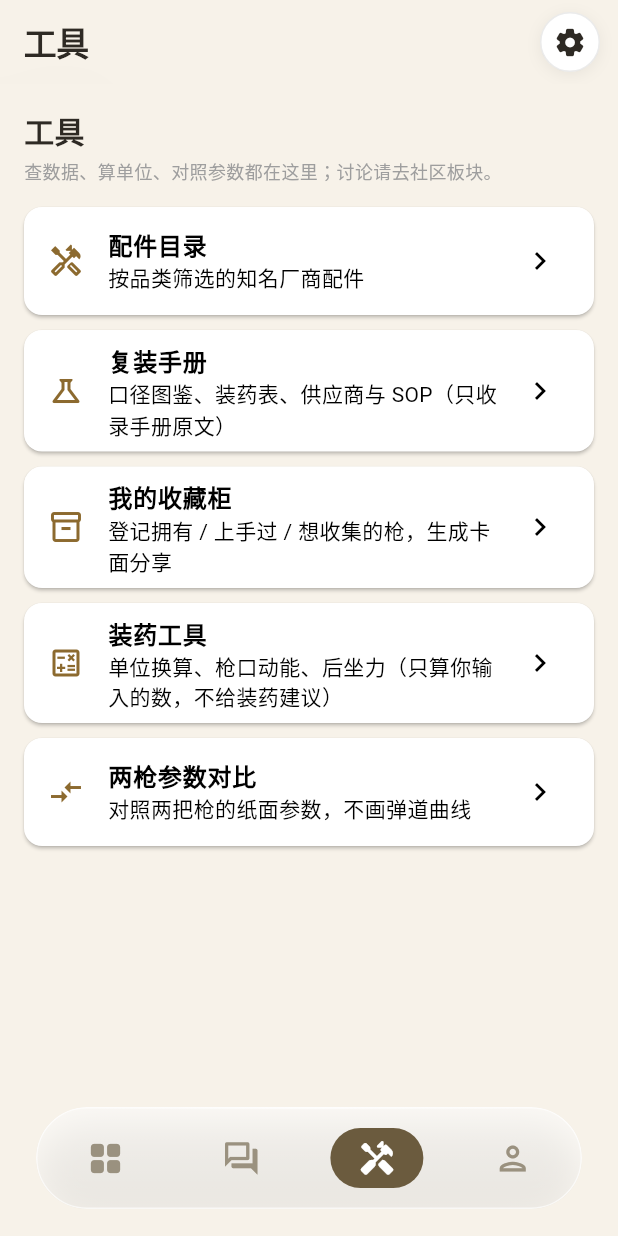
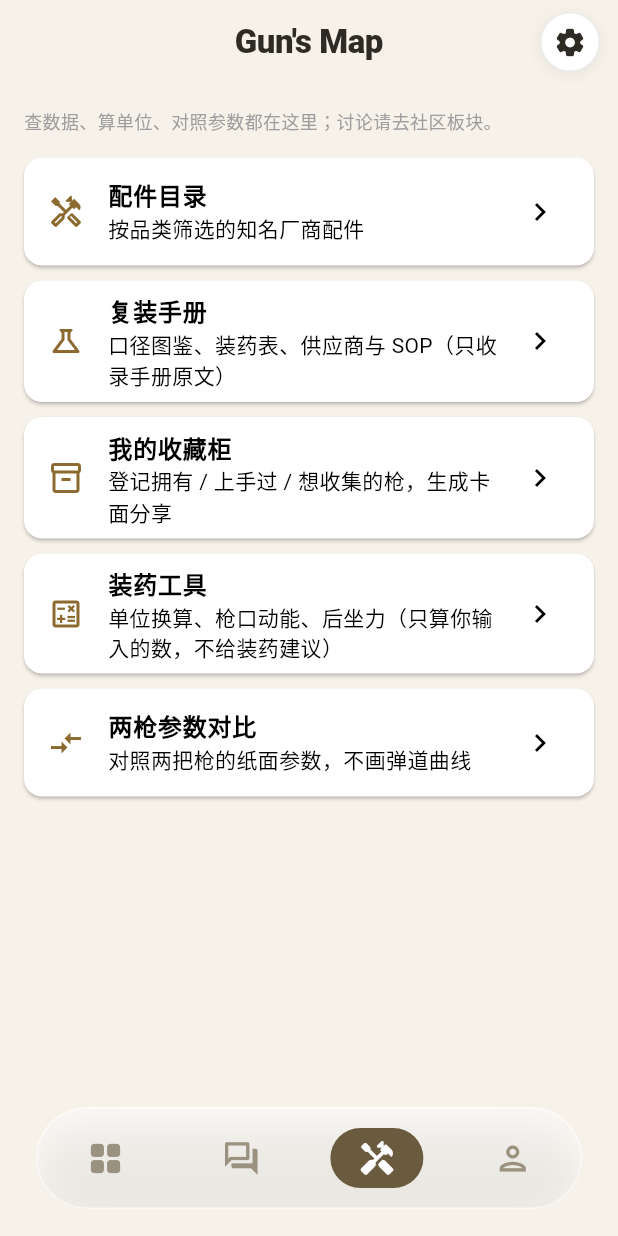
Before and after one commit to wangtao969/guns-map, a Flutter app: the screen it shows after launch, scrolled down 576 dp, after a tap on the "handyman" icon, on a phone screen of 412 x 824 dp. Run offline on Flutter 3.47's test engine with Material 3 defaults, Android fonts, the phone set to English and light mode, and no system bars; accounts and stored records are empty.

Commit message:
v1.9.3: 顶栏居中应用名+工具我的去重+图鉴枪械资讯入口

```diff
--- a/lib/screens/catalog_screen.dart
+++ b/lib/screens/catalog_screen.dart
@@ -7,6 +7,8 @@ import '../models.dart';
 import '../widgets/category_silhouette.dart';
 import '../widgets/app_top_bar.dart';
 import 'community_collection_screen.dart';
+import '../news_data.dart';
+import 'news_screen.dart';
 import 'community_tasks_screen.dart';
 import 'gun_list_screen.dart';
 import 'gun_detail_screen.dart';
@@ -42,7 +44,7 @@ class _CatalogScreenState extends State<CatalogScreen> {
     return Scaffold(
       backgroundColor: Colors.transparent,
       extendBodyBehindAppBar: true,
-      appBar: GunsMapAppBar(title: tr('tab_catalog')),
+      appBar: const GunsMapAppBar(),
       body: SafeArea(
         top: true,
         bottom: false,
@@ -132,6 +134,65 @@ class _CatalogScreenState extends State<CatalogScreen> {
                 ],
               ),
             const SizedBox(height: 12),
+            // 枪械资讯入口：页头太空，补一条厂商与弹药商资讯快讯；搜索时隐藏。
+            if (_query.isEmpty)
+              Card(
+                shape: RoundedRectangleBorder(
+                  borderRadius: BorderRadius.circular(16),
+                ),
+                child: InkWell(
+                  borderRadius: BorderRadius.circular(16),
+                  onTap: () {
+                    tapHaptic();
+                    Navigator.push(
+                      context,
+                      MaterialPageRoute(
+                          builder: (_) => const NewsScreen()),
+                    );
+                  },
+                  child: Padding(
+                    padding: const EdgeInsets.all(14),
+                    child: Row(
+                      children: [
+                        Container(
+                          width: 40,
+                          height: 40,
+                          decoration: BoxDecoration(
+                            shape: BoxShape.circle,
+                            color: bronze,
+                          ),
+                          child: Icon(Icons.newspaper_outlined,
+                              size: 20,
+                              color: dark
+                                  ? const Color(0xFF121110)
+                                  : Colors.white),
+                        ),
+                        const SizedBox(width: 12),
+                        Expanded(
+                          child: Column(
+                            crossAxisAlignment: CrossAxisAlignment.start,
+                            children: [
+                              const Text('枪械资讯',
+                                  style: TextStyle(
+                                      fontWeight: FontWeight.bold,
+                                      fontSize: 14)),
+                              const SizedBox(height: 2),
+                              Text(
+                                newsItems.first.title,
+                                maxLines: 1,
+                                overflow: TextOverflow.ellipsis,
+                                style: TextStyle(
+                                    color: grey, fontSize: 12),
+                              ),
+                            ],
+                          ),
+                        ),
+                        Icon(Icons.chevron_right, color: grey),
+                      ],
+                    ),
+                  ),
+                ),
+              ),
             // 收藏完成度 + 赛季倒计时（登录后显示，点进收藏柜 / 任务页）。
             AnimatedBuilder(
               animation: communityStore,
--- a/lib/screens/community_screen.dart
+++ b/lib/screens/community_screen.dart
@@ -769,7 +769,7 @@ class _CommunityScreenState extends State<CommunityScreen> {
           _maybeOnboarding(current);
           return Scaffold(
             extendBodyBehindAppBar: true,
-            appBar: GunsMapAppBar(title: tr('tab_community')),
+            appBar: const GunsMapAppBar(),
             body: Padding(
               padding: EdgeInsets.only(
                   top: MediaQuery.of(context).padding.top + kToolbarHeight),
--- a/lib/screens/my_screen.dart
+++ b/lib/screens/my_screen.dart
@@ -25,7 +25,7 @@ class MyScreen extends StatelessWidget {
         final me = communityStore.current;
         return Scaffold(
           extendBodyBehindAppBar: true,
-          appBar: GunsMapAppBar(title: tr('tab_mine')),
+          appBar: const GunsMapAppBar(),
           body: ListView(
             padding: EdgeInsets.fromLTRB(
                 16,
@@ -33,9 +33,6 @@ class MyScreen extends StatelessWidget {
                 16,
                 16),
             children: [
-              const Text('我的',
-                  style: TextStyle(fontSize: 20, fontWeight: FontWeight.bold)),
-              const SizedBox(height: 16),
               if (me == null)
                 Card(
                   child: Padding(
--- a/lib/screens/settings_screen.dart
+++ b/lib/screens/settings_screen.dart
@@ -14,7 +14,7 @@ import 'community_account_dialogs.dart';
 import 'feedback_screen.dart';
 
 /// 当前版本：每次发版时与 pubspec.yaml 一起改。
-const String appVersion = '1.9.2';
+const String appVersion = '1.9.3';
 
 /// 设置页：主题切换与关于信息。
 class SettingsScreen extends StatelessWidget {
--- a/lib/screens/tools_screen.dart
+++ b/lib/screens/tools_screen.dart
@@ -1,5 +1,4 @@
 import 'package:flutter/material.dart';
-import '../i18n.dart';
 import '../widgets/app_top_bar.dart';
 import 'accessories_screen.dart';
 import 'community_collection_screen.dart';
@@ -18,14 +17,11 @@ class ToolsScreen extends StatelessWidget {
   Widget build(BuildContext context) {
     return Scaffold(
       extendBodyBehindAppBar: true,
-      appBar: GunsMapAppBar(title: tr('tab_tools')),
+      appBar: const GunsMapAppBar(),
       body: ListView(
         padding: EdgeInsets.fromLTRB(
             16, MediaQuery.of(context).padding.top + kToolbarHeight + 16, 16, 16),
         children: [
-          const Text('工具',
-              style: TextStyle(fontSize: 20, fontWeight: FontWeight.bold)),
-          const SizedBox(height: 4),
           const Text('查数据、算单位、对照参数都在这里；讨论请去社区板块。',
               style: TextStyle(color: Colors.grey, fontSize: 12)),
           const SizedBox(height: 16),
--- a/lib/widgets/app_top_bar.dart
+++ b/lib/widgets/app_top_bar.dart
@@ -23,15 +23,12 @@ class _GlassBackground extends StatelessWidget {
   }
 }
 
-/// 主 Tab 顶栏（毛玻璃）：左上角显示当前板块名，右上角齿轮圆形设置按钮。
-/// 只在首页四个主页面显示；子页面一律用 SubPageAppBar，不再出现板块名与齿轮。
+/// 主 Tab 顶栏（毛玻璃）：应用名居中，右上角齿轮圆形设置按钮。
+/// 只在首页四个主页面显示；子页面一律用 SubPageAppBar，不再出现应用名与齿轮。
 class GunsMapAppBar extends StatelessWidget implements PreferredSizeWidget {
-  /// 左上角板块名（图鉴 / 社区 / 工具 / 我的）。
-  final String title;
   /// 设置页本身不再放齿轮按钮，避免重复进设置页。
   final bool showSettingsButton;
-  const GunsMapAppBar(
-      {super.key, required this.title, this.showSettingsButton = true});
+  const GunsMapAppBar({super.key, this.showSettingsButton = true});
 
   @override
   Size get preferredSize => const Size.fromHeight(kToolbarHeight);
@@ -42,13 +39,13 @@ class GunsMapAppBar extends StatelessWidget implements PreferredSizeWidget {
     final ink = dark ? const Color(0xFFEDE8DF) : const Color(0xFF2E2A24);
     final circleBg = dark ? const Color(0xFF1E1C19) : Colors.white;
     return AppBar(
-      centerTitle: false,
+      centerTitle: true,
       backgroundColor: Colors.transparent,
       elevation: 0,
       scrolledUnderElevation: 0,
       flexibleSpace: const _GlassBackground(),
       title: Text(
-        title,
+        "Gun's Map",
         style: TextStyle(
           // 无衬线现代简洁体：Android 系统默认无衬线 Roboto，加粗字重。
           fontFamily: 'Roboto',
@@ -109,13 +106,13 @@ class SubPageAppBar extends StatelessWidget implements PreferredSizeWidget {
     final dark = Theme.of(context).brightness == Brightness.dark;
     final ink = dark ? const Color(0xFFEDE8DF) : const Color(0xFF2E2A24);
     return AppBar(
-      centerTitle: false,
+      centerTitle: true,
       backgroundColor: Colors.transparent,
       elevation: 0,
       scrolledUnderElevation: 0,
       flexibleSpace: const _GlassBackground(),
       title: Text(
-        title,
+        "Gun's Map",
         maxLines: 1,
         overflow: TextOverflow.ellipsis,
         style: TextStyle(
--- a/pubspec.yaml
+++ b/pubspec.yaml
@@ -1,7 +1,7 @@
 name: firearms_catalog
 description: 枪械图鉴 App 原型
 publish_to: 'none'
-version: 1.9.2+14
+version: 1.9.3+15
 
 environment:
   sdk: '>=3.0.0 <4.0.0'
```
Also changed, not shown: lib/news_data.dart (added, +106 -0 lines), lib/screens/news_screen.dart (added, +107 -0 lines).
